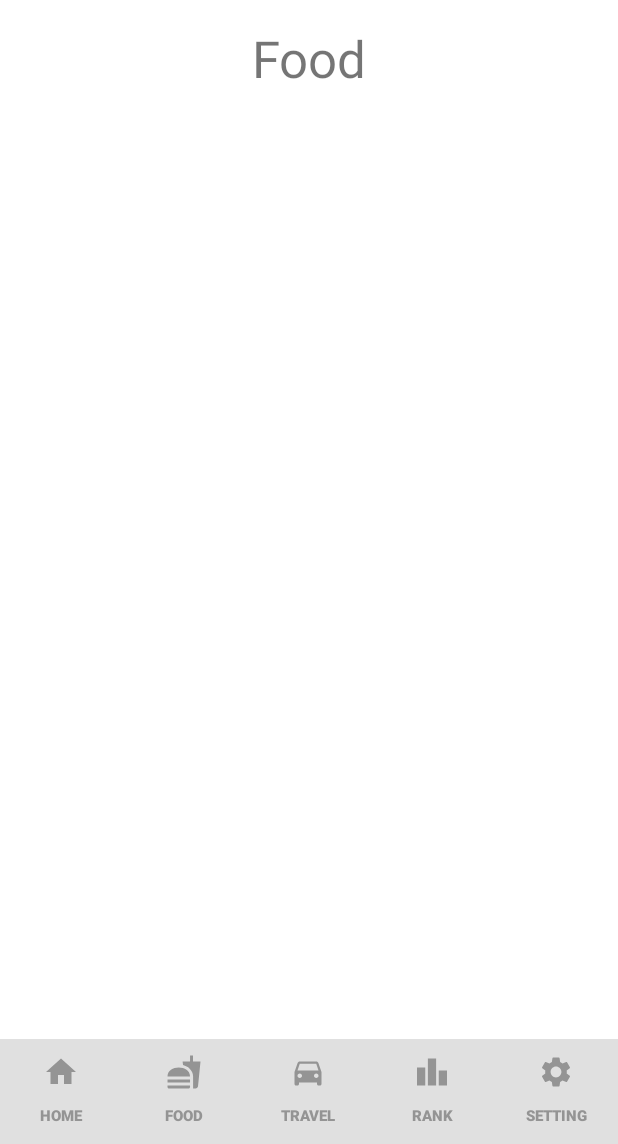
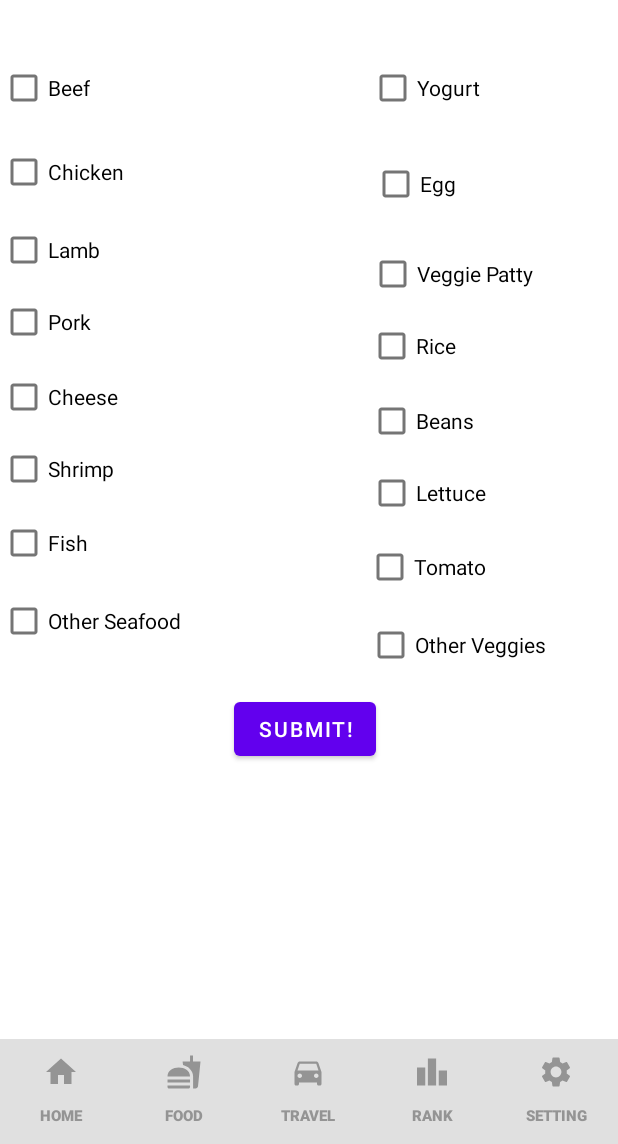
Before and after one commit to AlexNiu1/Carbon_E-Race, an Android app: the Food screen opened directly, with no data from a screen before it, on a phone screen of 412 x 824 dp, the part 92-1236 px from its top. Run offline under Robolectric (Android 15) with nearby library versions, the phone set to English and light mode, and no system bars; our stand-ins replace navigation-ui; Roboto replaces fonts that are not available here.

```diff
--- a/app/src/main/res/layout/activity_food.xml
+++ b/app/src/main/res/layout/activity_food.xml
@@ -10,7 +10,86 @@
     app:layoutDescription="@xml/activity_food_scene2"
     tools:context=".Food">
 
+    <CheckBox
+        android:id="@+id/checkBox26"
+        android:layout_width="wrap_content"
+        android:layout_height="wrap_content"
+        android:layout_marginEnd="108dp"
+        android:text="Rice"
+        app:layout_constraintEnd_toEndOf="parent"
+        app:layout_constraintTop_toBottomOf="@+id/checkBox24" />
+
+    <CheckBox
+        android:id="@+id/checkBox23"
+        android:layout_width="wrap_content"
+        android:layout_height="wrap_content"
+        android:layout_marginEnd="88dp"
+        android:text="Lettuce"
+        app:layout_constraintEnd_toEndOf="parent"
+        app:layout_constraintTop_toBottomOf="@+id/checkBox28" />
+
+    <CheckBox
+        android:id="@+id/checkBox24"
+        android:layout_width="wrap_content"
+        android:layout_height="wrap_content"
+        android:layout_marginTop="12dp"
+        android:layout_marginEnd="56dp"
+        android:text="Veggie Patty"
+        app:layout_constraintEnd_toEndOf="parent"
+        app:layout_constraintTop_toBottomOf="@+id/checkBox30" />
+
+    <CheckBox
+        android:id="@+id/checkBox25"
+        android:layout_width="wrap_content"
+        android:layout_height="wrap_content"
+        android:layout_marginTop="4dp"
+        android:layout_marginEnd="48dp"
+        android:text="Other Veggies"
+        app:layout_constraintEnd_toEndOf="parent"
+        app:layout_constraintTop_toBottomOf="@+id/checkBox27" />
+
+    <CheckBox
+        android:id="@+id/checkBox28"
+        android:layout_width="wrap_content"
+        android:layout_height="wrap_content"
+        android:layout_marginTop="2dp"
+        android:layout_marginEnd="96dp"
+        android:text="Beans"
+        app:layout_constraintEnd_toEndOf="parent"
+        app:layout_constraintTop_toBottomOf="@+id/checkBox26" />
+
+    <CheckBox
+        android:id="@+id/checkBox29"
+        android:layout_width="wrap_content"
+        android:layout_height="wrap_content"
+        android:layout_marginTop="96dp"
+        android:layout_marginEnd="92dp"
+        android:text="Yogurt"
+        app:layout_constraintEnd_toEndOf="parent"
+        app:layout_constraintTop_toTopOf="parent" />
+
+    <CheckBox
+        android:id="@+id/checkBox30"
+        android:layout_width="wrap_content"
+        android:layout_height="wrap_content"
+        android:layout_marginTop="16dp"
+        android:layout_marginEnd="108dp"
+        android:text="Egg"
+        app:layout_constraintEnd_toEndOf="parent"
+        app:layout_constraintTop_toBottomOf="@+id/checkBox29" />
+
+    <CheckBox
+        android:id="@+id/checkBox27"
+        android:layout_width="wrap_content"
+        android:layout_height="wrap_content"
+        android:layout_marginTop="1dp"
+        android:layout_marginEnd="88dp"
+        android:text="Tomato"
+        app:layout_constraintEnd_toEndOf="parent"
+        app:layout_constraintTop_toBottomOf="@+id/checkBox23" />
+
     <LinearLayout
+        android:id="@+id/linearLayout"
         android:layout_width="match_parent"
         android:layout_height="70dp"
         android:background="#E0E0E0"
@@ -108,15 +187,87 @@
         app:layout_constraintStart_toStartOf="parent"
         app:layout_constraintTop_toTopOf="parent" />
 
-    <TextView
-        android:id="@+id/foodTitle"
+    <Button
+        android:id="@+id/submit"
         android:layout_width="wrap_content"
         android:layout_height="wrap_content"
-        android:layout_marginTop="16dp"
-        android:text="Food"
-        android:textSize="34sp"
-        app:layout_constraintEnd_toEndOf="parent"
+        android:layout_marginStart="156dp"
+        android:layout_marginTop="8dp"
+        android:layout_marginBottom="24dp"
+        android:text="Submit!"
+        app:layout_constraintBottom_toBottomOf="parent"
         app:layout_constraintStart_toStartOf="parent"
-        app:layout_constraintTop_toBottomOf="@+id/carbonTitle2" />
+        app:layout_constraintTop_toBottomOf="@+id/checkBox25"
+        app:layout_constraintVertical_bias="0.0" />
+
+    <CheckBox
+        android:id="@+id/checkBox15"
+        android:layout_width="wrap_content"
+        android:layout_height="wrap_content"
+        android:layout_marginTop="96dp"
+        android:text="Beef"
+        app:layout_constraintTop_toTopOf="parent"
+        tools:layout_editor_absoluteX="16dp" />
+
+    <CheckBox
+        android:id="@+id/checkBox16"
+        android:layout_width="wrap_content"
+        android:layout_height="wrap_content"
+        android:layout_marginTop="8dp"
+        android:text="Chicken"
+        app:layout_constraintTop_toBottomOf="@+id/checkBox15"
+        tools:layout_editor_absoluteX="16dp" />
+
+    <CheckBox
+        android:id="@+id/checkBox17"
+        android:layout_width="wrap_content"
+        android:layout_height="wrap_content"
+        android:layout_marginTop="4dp"
+        android:text="Lamb"
+        app:layout_constraintTop_toBottomOf="@+id/checkBox16"
+        tools:layout_editor_absoluteX="113dp" />
+
+    <CheckBox
+        android:id="@+id/checkBox18"
+        android:layout_width="wrap_content"
+        android:layout_height="wrap_content"
+        android:text="Pork"
+        app:layout_constraintTop_toBottomOf="@+id/checkBox17"
+        tools:layout_editor_absoluteX="113dp" />
+
+    <CheckBox
+        android:id="@+id/checkBox19"
+        android:layout_width="wrap_content"
+        android:layout_height="wrap_content"
+        android:layout_marginTop="2dp"
+        android:text="Cheese"
+        app:layout_constraintTop_toBottomOf="@+id/checkBox18"
+        tools:layout_editor_absoluteX="113dp" />
+
+    <CheckBox
+        android:id="@+id/checkBox20"
+        android:layout_width="wrap_content"
+        android:layout_height="wrap_content"
+        android:text="Shrimp"
+        app:layout_constraintTop_toBottomOf="@+id/checkBox19"
+        tools:layout_editor_absoluteX="113dp" />
+
+    <CheckBox
+        android:id="@+id/checkBox21"
+        android:layout_width="wrap_content"
+        android:layout_height="wrap_content"
+        android:layout_marginTop="1dp"
+        android:text="Fish"
+        app:layout_constraintTop_toBottomOf="@+id/checkBox20"
+        tools:layout_editor_absoluteX="113dp" />
+
+    <CheckBox
+        android:id="@+id/checkBox22"
+        android:layout_width="wrap_content"
+        android:layout_height="wrap_content"
+        android:layout_marginTop="4dp"
+        android:text="Other Seafood"
+        app:layout_constraintTop_toBottomOf="@+id/checkBox21"
+        tools:layout_editor_absoluteX="113dp" />
 
 </androidx.constraintlayout.widget.ConstraintLayout>
```
Also changed, not shown: app/src/main/java/com/example/carbone_raceapplication/Food.java (+109 -0 lines).
